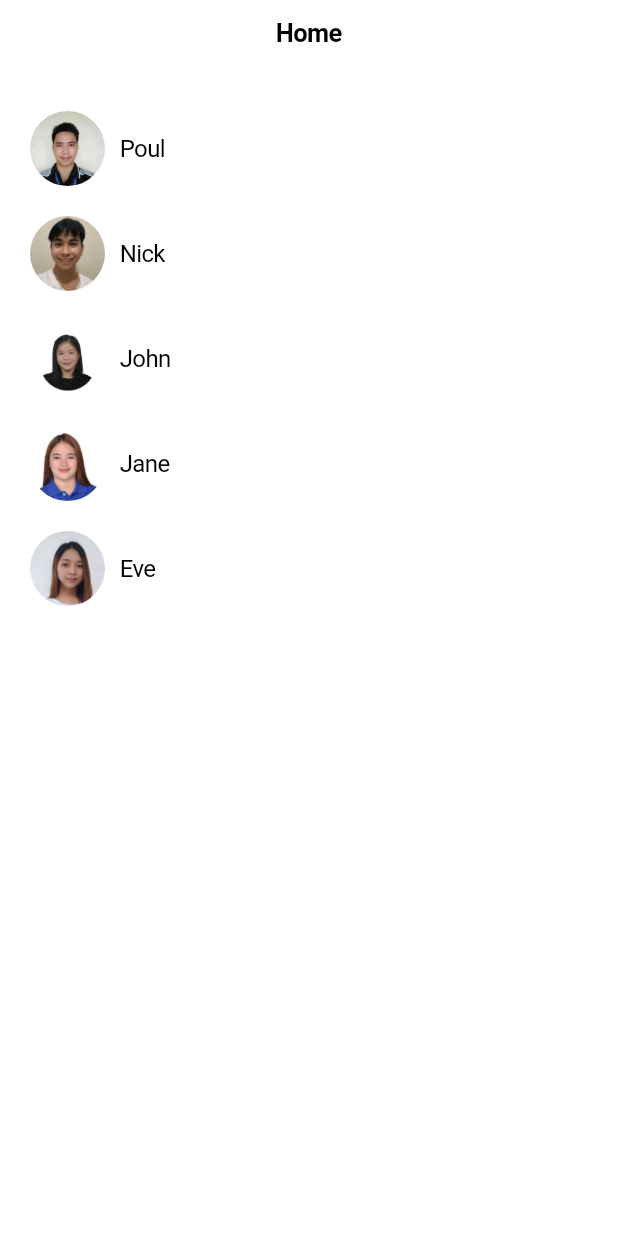
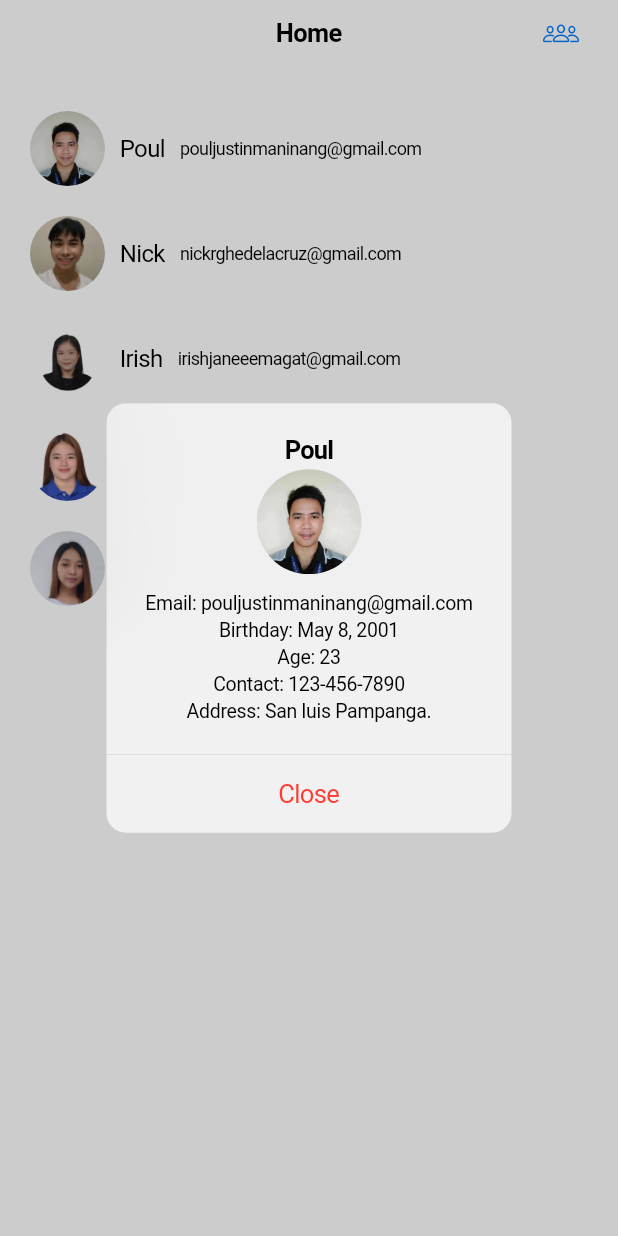
Before and after one commit to Poul08/Androidstudio, a Flutter app: the screen it shows after launch, after a tap on "Poul", on a phone screen of 412 x 824 dp. Run offline on Flutter 3.47's test engine with Material 3 defaults, Android fonts, the phone set to English and light mode, and no system bars.

Commit message:
aira mae magat

```diff
--- a/lib/main.dart
+++ b/lib/main.dart
@@ -12,11 +12,11 @@ void main() {
 
 class HomeScreen extends StatelessWidget {
   final List<Map<String, String>> users = [
-    {'name': 'Poul', 'image': 'images/poul.jpg', 'info': 'Poul is a software engineer.'},
-    {'name': 'Nick', 'image': 'images/nick.jpg', 'info': 'Nick is a graphic designer.'},
-    {'name': 'John', 'image': 'images/person2.jpg', 'info': 'John is a content creator.'},
-    {'name': 'Jane', 'image': 'images/person1.jpg', 'info': 'Jane is a digital marketer.'},
-    {'name': 'Eve', 'image': 'images/person3.jpg', 'info': 'Eve is a data analyst.'},
+    {'name': 'Poul', 'image': 'images/poul.jpg', 'email': 'pouljustinmaninang@gmail.com', 'birthday': 'May 8, 2001', 'contact': '123-456-7890', 'address': 'San luis Pampanga.', 'age': '23'},
+    {'name': 'Nick', 'image': 'images/nick.jpg', 'email': 'nickrghedelacruz@gmail.com', 'birthday': 'June 20, 1990', 'contact': '234-567-8901', 'address': 'Candaba, Pampanga', 'age': '34'},
+    {'name': 'Irish', 'image': 'images/person2.jpg', 'email': 'irishjaneeemagat@gmail.com', 'birthday': 'July 7, 1998', 'contact': '345-678-9012', 'address': 'Candaba, Pampanga', 'age': '26'},
+    {'name': 'Janella', 'image': 'images/person1.jpg', 'email': 'janellapangilinan@gmail.com', 'birthday': 'May 27, 1995', 'contact': '456-789-0123', 'address': 'Candaba, Pampanga', 'age': '29'},
+    {'name': 'Aira', 'image': 'images/person3.jpg', 'email': 'airamaemagat@gmail.com', 'birthday': 'March 4, 1995', 'contact': '567-890-1234', 'address': 'Candaba, Pampanga', 'age': '29'},
   ];
 
   @override
@@ -24,6 +24,53 @@ class HomeScreen extends StatelessWidget {
     return CupertinoPageScaffold(
       navigationBar: CupertinoNavigationBar(
         middle: Text('Home'),
+        trailing: CupertinoButton(
+          padding: EdgeInsets.zero,
+          child: Icon(CupertinoIcons.group, size: 24),
+          onPressed: () {
+            showCupertinoDialog(
+              context: context,
+              builder: (context) {
+                return CupertinoAlertDialog(
+                  title: Text('List of Members'),
+                  content: SingleChildScrollView(
+                    scrollDirection: Axis.horizontal,
+                    child: Row(
+                      mainAxisAlignment: MainAxisAlignment.center,
+                      children: users.map((user) {
+                        return Padding(
+                          padding: const EdgeInsets.symmetric(horizontal: 5.0),
+                          child: Column(
+                            children: [
+                              ClipOval(
+                                child: Image.asset(
+                                  user['image']!,
+                                  height: 35,
+                                  width: 35,
+                                  fit: BoxFit.cover,
+                                ),
+                              ),
+                              SizedBox(height: 5),
+                              Text(user['name']!, style: TextStyle(fontSize: 12)),
+                            ],
+                          ),
+                        );
+                      }).toList(),
+                    ),
+                  ),
+                  actions: [
+                    CupertinoButton(
+                      child: Text('Close', style: TextStyle(color: CupertinoColors.destructiveRed)),
+                      onPressed: () {
+                        Navigator.pop(context);
+                      },
+                    ),
+                  ],
+                );
+              },
+            );
+          },
+        ),
       ),
       child: SafeArea(
         child: Padding(
@@ -48,7 +95,11 @@ class HomeScreen extends StatelessWidget {
                               ),
                             ),
                             SizedBox(height: 10),
-                            Text(user['info']!),
+                            Text('Email: ${user['email']}'),
+                            Text('Birthday: ${user['birthday']}'),
+                            Text('Age: ${user['age']}'),
+                            Text('Contact: ${user['contact']}'),
+                            Text('Address: ${user['address']}'),
                           ],
                         ),
                         actions: [
@@ -78,6 +129,8 @@ class HomeScreen extends StatelessWidget {
                       ),
                       SizedBox(width: 10),
                       Text(user['name']!, style: TextStyle(fontSize: 16)),
+                      SizedBox(width: 10),
+                      Text(user['email']!, style: TextStyle(fontSize: 12)),
                     ],
                   ),
                 ),
```
